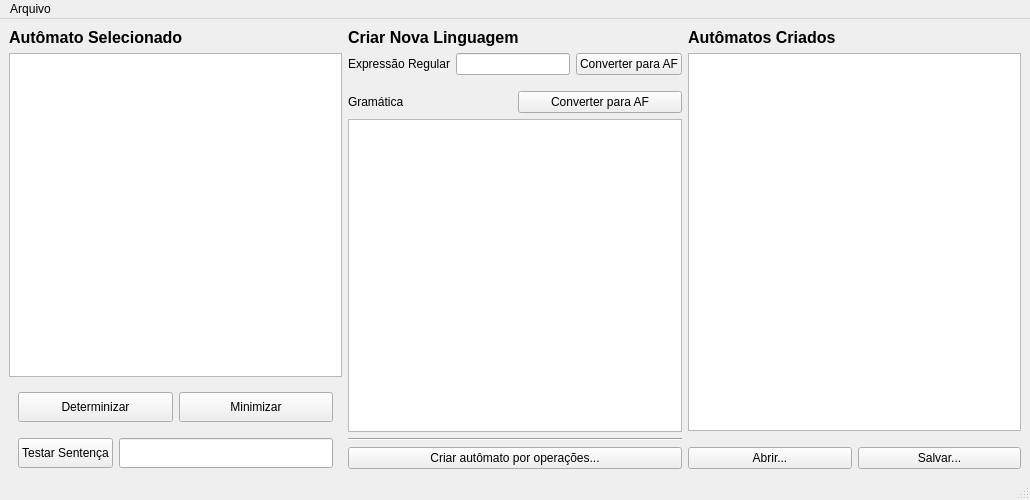
Above: window.ui from gabrielmuller/formais2 before the change. Below: the same form after it.
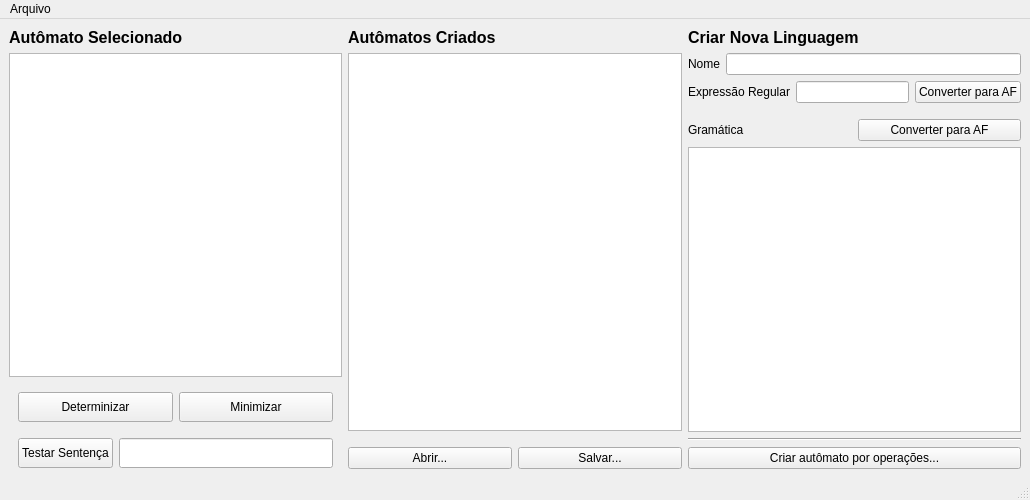
That is the form after the change.

Commit message: Lista de autômatos, nome etc

Patch:
```diff
--- a/window.ui
+++ b/window.ui
@@ -161,6 +161,51 @@
       </item>
      </layout>
     </item>
+    <item>
+     <layout class="QVBoxLayout" name="automaton_list">
+      <property name="leftMargin">
+       <number>0</number>
+      </property>
+      <item>
+       <widget class="QLabel" name="label">
+        <property name="font">
+         <font>
+          <pointsize>12</pointsize>
+          <weight>75</weight>
+          <bold>true</bold>
+         </font>
+        </property>
+        <property name="text">
+         <string>Autômatos Criados</string>
+        </property>
+       </widget>
+      </item>
+      <item>
+       <widget class="QListWidget" name="list"/>
+      </item>
+      <item>
+       <layout class="QHBoxLayout" name="horizontalLayout_6">
+        <property name="topMargin">
+         <number>10</number>
+        </property>
+        <item>
+         <widget class="QPushButton" name="open_button">
+          <property name="text">
+           <string>Abrir...</string>
+          </property>
+         </widget>
+        </item>
+        <item>
+         <widget class="QPushButton" name="save_button">
+          <property name="text">
+           <string>Salvar...</string>
+          </property>
+         </widget>
+        </item>
+       </layout>
+      </item>
+     </layout>
+    </item>
     <item>
      <layout class="QVBoxLayout" name="input_section">
       <item>
@@ -177,6 +222,23 @@
         </property>
        </widget>
       </item>
+      <item>
+       <layout class="QHBoxLayout" name="horizontalLayout_8">
+        <property name="topMargin">
+         <number>0</number>
+        </property>
+        <item>
+         <widget class="QLabel" name="label_2">
+          <property name="text">
+           <string>Nome</string>
+          </property>
+         </widget>
+        </item>
+        <item>
+         <widget class="QLineEdit" name="name_field"/>
+        </item>
+       </layout>
+      </item>
       <item>
        <layout class="QHBoxLayout" name="horizontalLayout_4">
         <item>
@@ -244,51 +306,6 @@
       </item>
      </layout>
     </item>
-    <item>
-     <layout class="QVBoxLayout" name="automaton_list">
-      <property name="leftMargin">
-       <number>0</number>
-      </property>
-      <item>
-       <widget class="QLabel" name="label">
-        <property name="font">
-         <font>
-          <pointsize>12</pointsize>
-          <weight>75</weight>
-          <bold>true</bold>
-         </font>
-        </property>
-        <property name="text">
-         <string>Autômatos Criados</string>
-        </property>
-       </widget>
-      </item>
-      <item>
-       <widget class="QListWidget" name="list"/>
-      </item>
-      <item>
-       <layout class="QHBoxLayout" name="horizontalLayout_6">
-        <property name="topMargin">
-         <number>10</number>
-        </property>
-        <item>
-         <widget class="QPushButton" name="open_button">
-          <property name="text">
-           <string>Abrir...</string>
-          </property>
-         </widget>
-        </item>
-        <item>
-         <widget class="QPushButton" name="save_button">
-          <property name="text">
-           <string>Salvar...</string>
-          </property>
-         </widget>
-        </item>
-       </layout>
-      </item>
-     </layout>
-    </item>
    </layout>
   </widget>
   <widget class="QMenuBar" name="menubar">
```
The commit also changes 8 other files.
